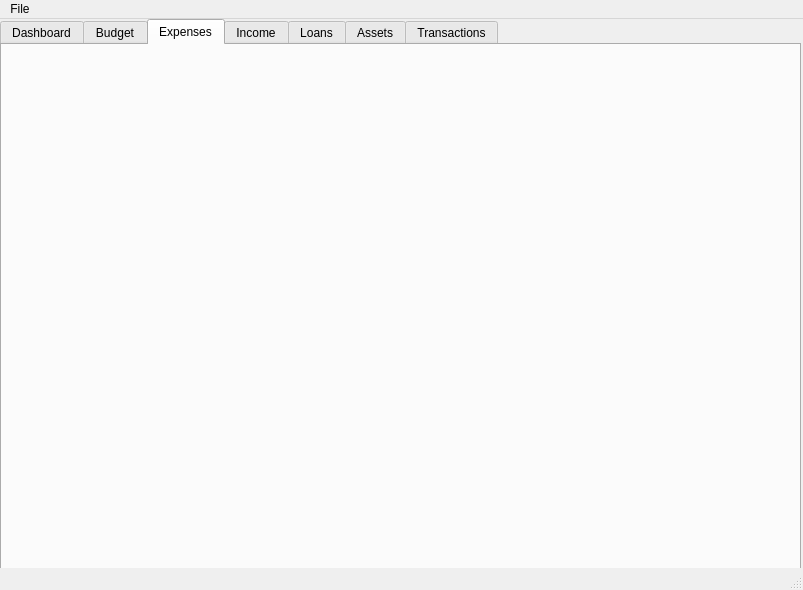
Qt form MainWindow.ui (MitchellBauer/FinanceManager) before a commit.
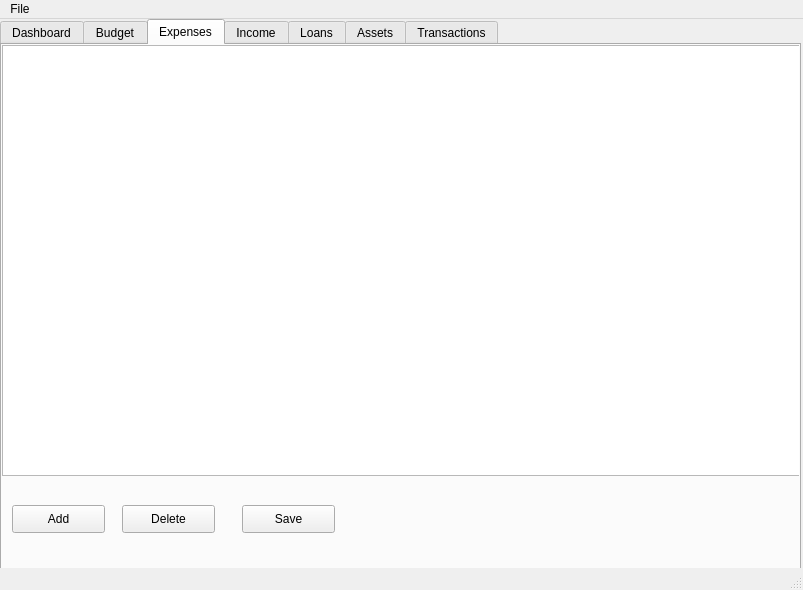
The same form after that commit. The open tabs and pages were chosen to show the change.

Commit message: Expenses Tab

What changed in the file:
```diff
--- a/MainWindow.ui
+++ b/MainWindow.ui
@@ -43,6 +43,55 @@
      <attribute name="title">
       <string>Expenses</string>
      </attribute>
+     <widget class="QTableView" name="expenseTableView">
+      <property name="geometry">
+       <rect>
+        <x>0</x>
+        <y>0</y>
+        <width>801</width>
+        <height>431</height>
+       </rect>
+      </property>
+     </widget>
+     <widget class="QPushButton" name="addExpenseButton">
+      <property name="geometry">
+       <rect>
+        <x>10</x>
+        <y>460</y>
+        <width>93</width>
+        <height>28</height>
+       </rect>
+      </property>
+      <property name="text">
+       <string>Add</string>
+      </property>
+     </widget>
+     <widget class="QPushButton" name="deleteExpenseButton">
+      <property name="geometry">
+       <rect>
+        <x>120</x>
+        <y>460</y>
+        <width>93</width>
+        <height>28</height>
+       </rect>
+      </property>
+      <property name="text">
+       <string>Delete</string>
+      </property>
+     </widget>
+     <widget class="QPushButton" name="saveExpenseButton">
+      <property name="geometry">
+       <rect>
+        <x>240</x>
+        <y>460</y>
+        <width>93</width>
+        <height>28</height>
+       </rect>
+      </property>
+      <property name="text">
+       <string>Save</string>
+      </property>
+     </widget>
     </widget>
     <widget class="QWidget" name="incomeTab">
      <attribute name="title">
```
Left out of the diff: 2 changed lines with no effect on the pictures. The commit also changes 5 other files.
